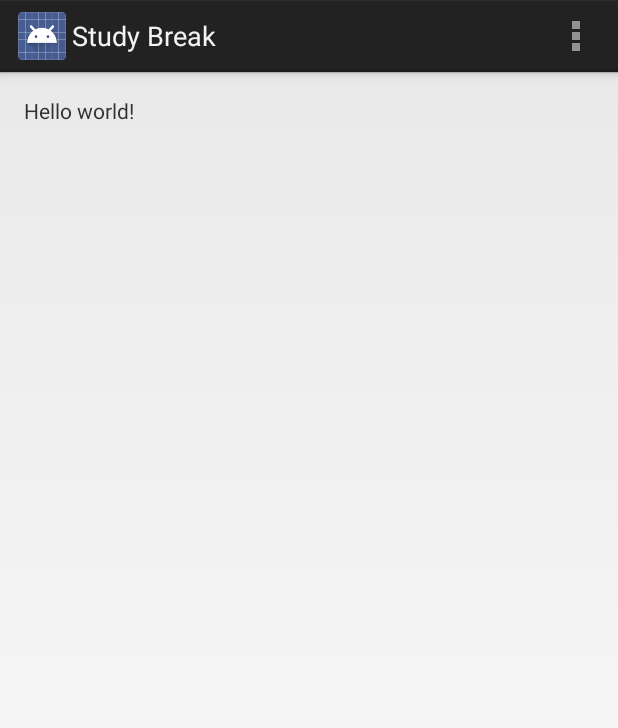
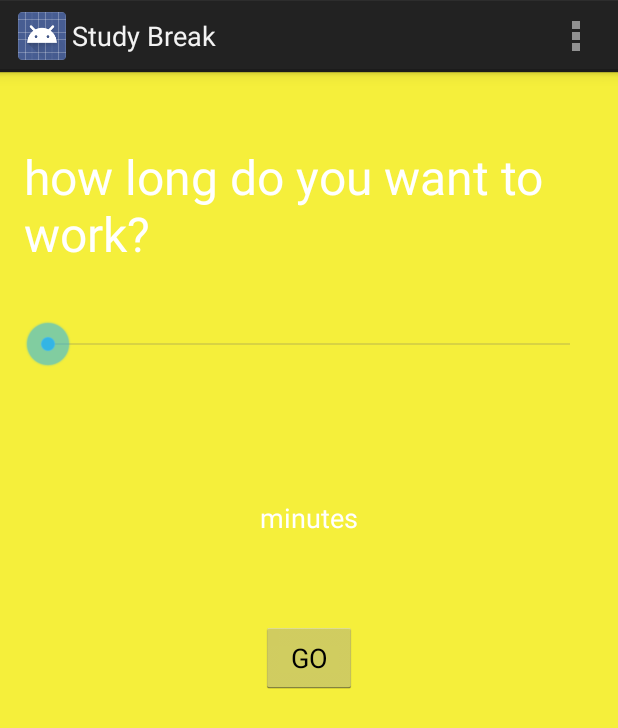
Before and after one commit to bulbasoureth/boop, an Android app: the screen it shows after launch (MainActivity), on a phone screen of 412 x 824 dp. Shown: the top 728 px of the screen. Run offline under Robolectric (Android 15) with nearby library versions, the phone set to English and light mode, and no system bars.

Commit message:
Changed xml

```diff
--- a/app/src/main/res/layout/activity_main.xml
+++ b/app/src/main/res/layout/activity_main.xml
@@ -1,11 +1,66 @@
 <RelativeLayout xmlns:android="http://schemas.android.com/apk/res/android"
-    xmlns:tools="http://schemas.android.com/tools" android:layout_width="match_parent"
-    android:layout_height="match_parent" android:paddingLeft="@dimen/activity_horizontal_margin"
+    xmlns:tools="http://schemas.android.com/tools"
+    android:layout_width="match_parent"
+    android:layout_height="match_parent"
+    android:background="#F5EF3B"
+    android:paddingBottom="@dimen/activity_vertical_margin"
+    android:paddingLeft="@dimen/activity_horizontal_margin"
     android:paddingRight="@dimen/activity_horizontal_margin"
     android:paddingTop="@dimen/activity_vertical_margin"
-    android:paddingBottom="@dimen/activity_vertical_margin" tools:context=".MainActivity">
+    tools:context="com.example.studyapp.MainActivity" >
 
-    <TextView android:text="@string/hello_world" android:layout_width="wrap_content"
-        android:layout_height="wrap_content" />
+    <TextView
+        android:id="@+id/questiontime"
+        style="android:textViewStyle"
+        android:layout_width="wrap_content"
+        android:layout_height="wrap_content"
+        android:layout_alignParentTop="true"
+        android:layout_centerHorizontal="true"
+        android:layout_marginTop="32dp"
+        android:text="@string/question_time"
+        android:textColor="#FFFFFF"
+        android:textSize="32sp"
+        android:textAlignment="center" />
+
+    <SeekBar
+        android:id="@+id/slide_time"
+        android:layout_width="match_parent"
+        android:layout_height="wrap_content"
+        android:layout_alignLeft="@+id/questiontime"
+        android:layout_alignStart="@id/questiontime"
+        android:layout_below="@+id/questiontime"
+        android:layout_marginTop="36dp"
+        android:progress="@integer/abc_max_action_buttons" />
+
+    <TextView
+        android:id="@+id/display_time"
+        android:layout_width="wrap_content"
+        android:layout_height="wrap_content"
+        android:layout_below="@+id/slide_time"
+        android:layout_centerHorizontal="true"
+        android:layout_marginTop="38dp"
+        android:textAppearance="?android:attr/textAppearanceLarge"
+        android:textColor="#FFFFFF" />
+
+    <TextView
+        android:id="@+id/minute_label"
+        android:layout_width="wrap_content"
+        android:layout_height="wrap_content"
+        android:layout_below="@+id/display_time"
+        android:layout_centerHorizontal="true"
+        android:layout_marginTop="20dp"
+        android:text="@string/minutes_label"
+        android:textAppearance="?android:attr/textAppearanceMedium"
+        android:textColor="#FFFFFF" />
+
+    <Button
+        android:layout_width="wrap_content"
+        android:layout_height="wrap_content"
+        android:text="GO"
+        android:id="@+id/buttonGO"
+        android:layout_below="@+id/minute_label"
+        android:layout_centerHorizontal="true"
+        android:layout_marginTop="57dp"
+        android:singleLine="true" />
 
 </RelativeLayout>
--- a/app/src/main/res/values/strings.xml
+++ b/app/src/main/res/values/strings.xml
@@ -4,5 +4,9 @@
     <string name="app_name">Study Break</string>
     <string name="hello_world">Hello world!</string>
     <string name="action_settings">Settings</string>
+    <string name="question_time">how long do you want to work?</string>
+    <string name="minutes_label">minutes</string>
+    <string name="button_go">GO</string>
+
 
 </resources>
```
Also changed, not shown: 2 other files.
